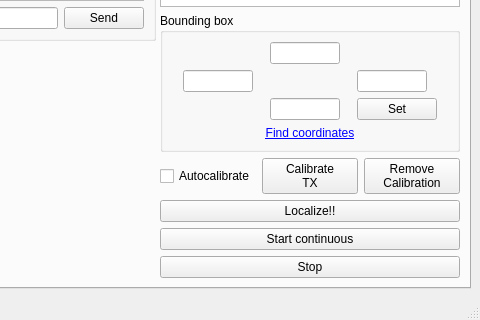
Above: gui/main_window.ui from rwth-ti/gr-localization before the change; both pictures show x 535 to 1015 and y 439 to 759 of the 1015 by 759 pixel window. Below: the same form after it.
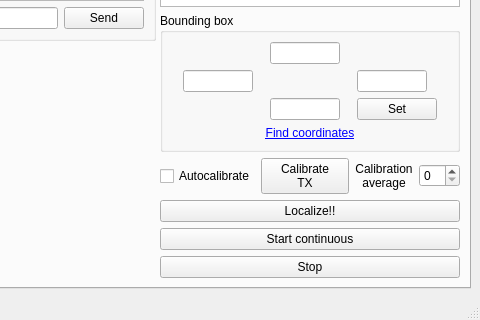
That is the form after the change. Custom widgets are drawn as their Qt base class.

Commit message: start add averaging in calibration (gui included) and estimation

Patch:
```diff
--- a/gui/main_window.ui
+++ b/gui/main_window.ui
@@ -247,7 +247,7 @@
               <item>
                <widget class="QCheckBox" name="checkBoxAutocalibrate">
                 <property name="sizePolicy">
-                 <sizepolicy hsizetype="Minimum" vsizetype="Fixed">
+                 <sizepolicy hsizetype="Fixed" vsizetype="Fixed">
                   <horstretch>0</horstretch>
                   <verstretch>0</verstretch>
                  </sizepolicy>
@@ -271,6 +271,12 @@
                   <verstretch>0</verstretch>
                  </sizepolicy>
                 </property>
+                <property name="maximumSize">
+                 <size>
+                  <width>100</width>
+                  <height>16777215</height>
+                 </size>
+                </property>
                 <property name="baseSize">
                  <size>
                   <width>0</width>
@@ -284,10 +290,35 @@
                </widget>
               </item>
               <item>
-               <widget class="QPushButton" name="pushButtonRemoveCalibration">
+               <widget class="QLabel" name="label_19">
+                <property name="sizePolicy">
+                 <sizepolicy hsizetype="Fixed" vsizetype="Preferred">
+                  <horstretch>0</horstretch>
+                  <verstretch>0</verstretch>
+                 </sizepolicy>
+                </property>
                 <property name="text">
-                 <string>Remove
-Calibration</string>
+                 <string>Calibration
+average</string>
+                </property>
+                <property name="textFormat">
+                 <enum>Qt::AutoText</enum>
+                </property>
+                <property name="scaledContents">
+                 <bool>false</bool>
+                </property>
+                <property name="alignment">
+                 <set>Qt::AlignCenter</set>
+                </property>
+               </widget>
+              </item>
+              <item>
+               <widget class="QSpinBox" name="calibrationAverageSpin">
+                <property name="maximumSize">
+                 <size>
+                  <width>41</width>
+                  <height>16777215</height>
+                 </size>
                 </property>
                </widget>
               </item>
```
The commit also changes 2 other files.
